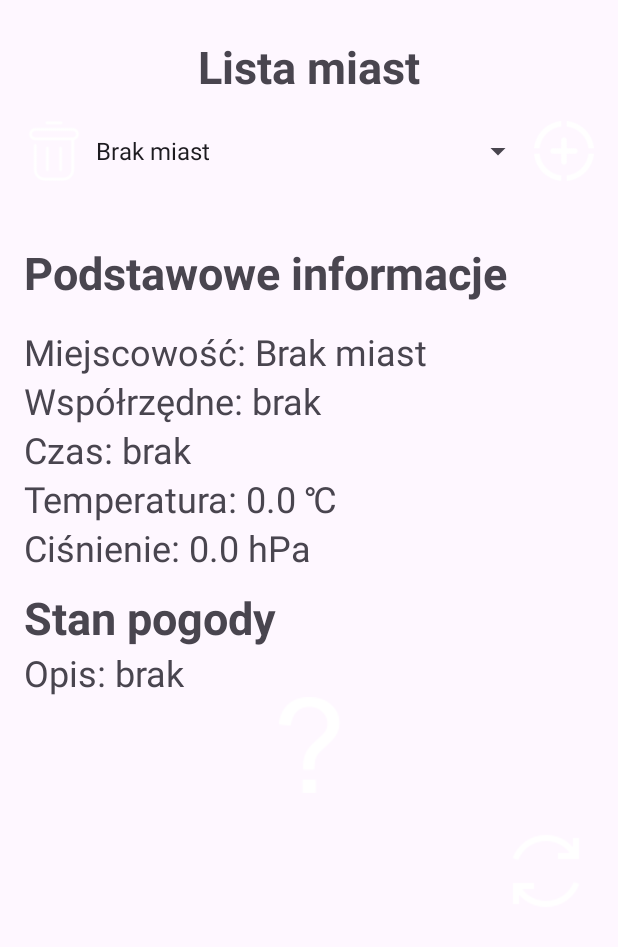
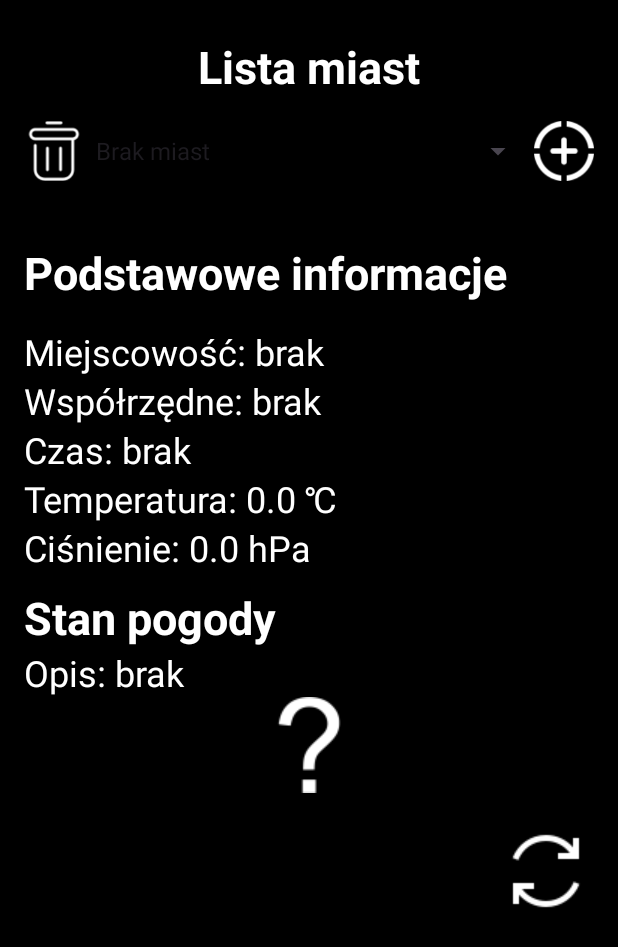
Before and after one commit to MrGrzesiek/weatherAPP, an Android app: the screen it shows after launch (MainActivity), after a tap on an icon or button, on a phone screen of 412 x 824 dp. Shown: the top 947 px of the screen. Run offline under Robolectric (Android 15) with nearby library versions, the phone set to English and light mode, and no system bars.

Commit message:
final commit

```diff
--- a/app/src/main/java/com/example/weather/SimpleDataFragment.java
+++ b/app/src/main/java/com/example/weather/SimpleDataFragment.java
@@ -38,15 +38,13 @@ public class SimpleDataFragment extends Fragment {
         super.onSaveInstanceState(outState);
         // Zapisz dane, które chcesz zachować podczas obracania ekranu
         outState.putBoolean("fieldsVisible", fieldsVisible);
-        outState.putStringArrayList("formDataList", new ArrayList<>(formDataList));
     }
     public void onActivityCreated(Bundle savedInstanceState) {
         super.onActivityCreated(savedInstanceState);
         // Przywróć zapisane dane po obróceniu ekranu
         if (savedInstanceState != null) {
             fieldsVisible = savedInstanceState.getBoolean("fieldsVisible", false);
-            formDataList = savedInstanceState.getStringArrayList("formDataList");
-
+            formDataList = readCityListFromJson();
             // Aktualizuj UI w zależności od przywróconych danych
             updateInputFieldsVisibility();
             setupCitySpinner(extractCityNames(formDataList));
@@ -68,9 +66,6 @@ public class SimpleDataFragment extends Fragment {
     private boolean fieldsVisible = false;
     private List<String> formDataList = new ArrayList<>();
 
-    static double windSpeedto2,windDegto2;
-    static int visibilityto2,humidityto2;
-    boolean isNetworkAvailable=true;
     static boolean refreshFlag = false;
 
 
@@ -101,7 +96,7 @@ public class SimpleDataFragment extends Fragment {
         List<String> savedCityList = readCityListFromJson();
         formDataList.addAll(savedCityList);
         setupCitySpinner(extractCityNames(formDataList));
-        isNetworkAvailable=NetworkUtils.isNetworkAvailable(getContext());
+        changeNetworkHeader(WeatherApiTask.isNetworkAvailable);
 
 
         showFieldsButton.setOnClickListener(new View.OnClickListener() {
@@ -156,7 +151,9 @@ public class SimpleDataFragment extends Fragment {
             @Override
             public void onClick(View v) {
                 removeSelectedCity();
+                saveCityListToJson();
             }
+
         });
         fetchDataButton.setOnClickListener(new View.OnClickListener() {
 
@@ -296,8 +293,8 @@ public class SimpleDataFragment extends Fragment {
         // Wywołaj pobieranie danych o pogodzie dla wybranego miasta
         new WeatherApiTask(getContext(), new WeatherApiTask.WeatherListener() {
             @Override
-            public void onWeatherUpdate(double temperature, double pressure, int humidity, String iconCode, double windSpeed, double windDeg, int visibility, String formattedDate, String formattedCoords, String weatherDesc) {
-                updateCityNameTextView(cityName);
+            public void onWeatherUpdate(String city,double temperature, double pressure, int humidity, String iconCode, double windSpeed, double windDeg, int visibility, String formattedDate, String formattedCoords, String weatherDesc) {
+                cityNameTextView.setText("Miejscowość: " + city);
                 coordinatesTextView.setText("Współrzędne: " + formattedCoords);
                 timeTextView.setText("Czas: " + formattedDate);
                 temperatureTextView.setText("Temperatura: " + temperature +" \u2103"); //\u2109
@@ -307,9 +304,9 @@ public class SimpleDataFragment extends Fragment {
                 SM.sendData(windSpeed, windDeg, visibility, humidity);
             }
         }, "metric").execute(cityName);
-        isNetworkAvailable = WeatherApiTask.isNetworkAvailable;
-        boolean isUsingFileData = WeatherApiTask.isUsingFileData;
-        Log.d("WeatherApiTask", "NETWORKSTATE: " + isNetworkAvailable);
+        changeNetworkHeader(WeatherApiTask.isNetworkAvailable);
+    }
+    private void changeNetworkHeader(boolean isNetworkAvailable) {
         if (isNetworkAvailable) {
             header4TextView.setVisibility(View.GONE);
         } else {
@@ -365,11 +362,6 @@ public class SimpleDataFragment extends Fragment {
             for (int i = 0; i < cityArray.length(); i++) {
                 JSONObject cityObject = cityArray.getJSONObject(i);
                 String cityName = cityObject.getString("cityName");
-                // Odczytaj inne dane miasta, jeśli są dostępne
-                // double temperature = cityObject.getDouble("temperature");
-                // double pressure = cityObject.getDouble("pressure");
-                // String coordinates = cityObject.getString("coordinates");
-                // ...
 
                 cityList.add(cityName);
             }
@@ -385,7 +377,7 @@ public class SimpleDataFragment extends Fragment {
         for (String city : extractCityNames(formDataList)) {
             new WeatherApiTask(getContext(), new WeatherApiTask.WeatherListener() {
                 @Override
-                public void onWeatherUpdate(double temperature, double pressure, int humidity, String iconCode, double windSpeed, double windDeg, int visibility, String formattedDate, String formattedCoords, String weatherDesc) {
+                public void onWeatherUpdate(String city,double temperature, double pressure, int humidity, String iconCode, double windSpeed, double windDeg, int visibility, String formattedDate, String formattedCoords, String weatherDesc) {
                     String selectedCity = citySpinner.getSelectedItem().toString();
                     loadWeatherDataForCity(selectedCity);
                 }
--- a/app/src/main/java/com/example/weather/WeatherApiTask.java
+++ b/app/src/main/java/com/example/weather/WeatherApiTask.java
@@ -109,6 +109,7 @@ public class WeatherApiTask extends AsyncTask<String, Void, String> {
             try {
                 JSONObject jsonObject = new JSONObject(result);
 
+                String city = jsonObject.getString("name");
                 // Wyciągnij dane z podklucza "dt"
                 long dt = jsonObject.getLong("dt");
                 // Wyciągnij dane z podklucza "timezone"
@@ -145,20 +146,20 @@ public class WeatherApiTask extends AsyncTask<String, Void, String> {
                 String weatherDesc = weatherObject.getString("description");
 
                 // Przekazanie danych do słuchacza
-                weatherListener.onWeatherUpdate(temperature, pressure, humidity, iconCode, windSpeed,windDeg, visibility, formattedDate, formattedCoords,weatherDesc);
+                weatherListener.onWeatherUpdate(city,temperature, pressure, humidity, iconCode, windSpeed,windDeg, visibility, formattedDate, formattedCoords,weatherDesc);
 
             } catch (JSONException e) {
                 Log.e("WeatherApiTask", "Error parsing JSON response", e);
             }
         } else {
             Log.e("WeatherApiTask", "Empty or null response");
-            weatherListener.onWeatherUpdate(0, 0, 0, "0", 0,0, 0, "brak", "brak","brak");
+            weatherListener.onWeatherUpdate("brak",0, 0, 0, "0", 0,0, 0, "brak", "brak","brak");
         }
     }
 
     // Interfejs do przekazywania danych o pogodzie do klasy wywołującej
     public interface WeatherListener {
-        void onWeatherUpdate(double temperature, double pressure, int humidity, String iconCode, double windSpeed,double windDeg, int visibility, String formattedDate, String formattedCoords,String weatherDesc);
+        void onWeatherUpdate(String city, double temperature, double pressure, int humidity, String iconCode, double windSpeed,double windDeg, int visibility, String formattedDate, String formattedCoords,String weatherDesc);
 
     }
 
@@ -199,14 +200,6 @@ public class WeatherApiTask extends AsyncTask<String, Void, String> {
         String lonDirection = (longitude >= 0) ? "E" : "W";
 
         return String.format(Locale.getDefault(), "%.2f°%s, %.2f°%s", Math.abs(latitude), latDirection, Math.abs(longitude), lonDirection);
-    }
-    public boolean isNetworkAvailable() {
-        ConnectivityManager connectivityManager = (ConnectivityManager) context.getSystemService(Context.CONNECTIVITY_SERVICE);
-        if (connectivityManager != null) {
-            NetworkInfo activeNetworkInfo = connectivityManager.getActiveNetworkInfo();
-            return activeNetworkInfo != null && activeNetworkInfo.isConnected();
-        }
-        return false;
     }
 
     // Dodaj nową metodę do wczytywania danych z pliku
--- a/app/src/main/res/layout/moredatafragment_layout.xml
+++ b/app/src/main/res/layout/moredatafragment_layout.xml
@@ -5,7 +5,9 @@
     android:orientation="vertical"
     android:gravity="top|start"
     android:padding="16dp"
-    android:id="@+id/moredata">
+    android:id="@+id/moredata"
+    android:background="@color/black"
+    android:textColor="@color/white">
 
     <!-- Nagłówek -->
     <TextView
@@ -17,7 +19,8 @@
         android:textStyle="bold"
         android:layout_marginTop="8dp"
         android:layout_marginBottom="16dp"
-        android:gravity="center_vertical" />
+        android:gravity="center_vertical"
+        android:textColor="@color/white"/>
 
     <!-- Dodaj pola dla informacji o pogodzie -->
     <TextView
@@ -25,27 +28,31 @@
         android:layout_width="wrap_content"
         android:layout_height="wrap_content"
         android:text="Siła wiatru: "
-        android:textSize="24sp"/>
+        android:textSize="24sp"
+        android:textColor="@color/white"/>
 
     <TextView
         android:id="@+id/windDirection"
         android:layout_width="wrap_content"
         android:layout_height="wrap_content"
         android:text="Kierunek wiatru: "
-        android:textSize="24sp"/>
+        android:textSize="24sp"
+        android:textColor="@color/white"/>
 
     <TextView
         android:id="@+id/humidity"
         android:layout_width="wrap_content"
         android:layout_height="wrap_content"
         android:text="Wilgotność: "
-        android:textSize="24sp"/>
+        android:textSize="24sp"
+        android:textColor="@color/white"/>
 
     <TextView
         android:id="@+id/visibility"
         android:layout_width="wrap_content"
         android:layout_height="wrap_content"
         android:text="Widoczność: "
-        android:textSize="24sp"/>
+        android:textSize="24sp"
+        android:textColor="@color/white"/>
 
 </LinearLayout>
--- a/app/src/main/res/layout/simpledatafragment_layout.xml
+++ b/app/src/main/res/layout/simpledatafragment_layout.xml
@@ -1,40 +1,48 @@
 <!-- res/layout/fragment1_layout.xml -->
 <ScrollView xmlns:android="http://schemas.android.com/apk/res/android"
     android:layout_width="match_parent"
-    android:layout_height="match_parent">
+    android:layout_height="match_parent"
+    android:background="@color/black"
+    android:textColor="@color/white">
 
     <LinearLayout xmlns:android="http://schemas.android.com/apk/res/android"
         android:layout_width="match_parent"
         android:layout_height="match_parent"
+        android:gravity="top|start"
         android:orientation="vertical"
-        android:gravity="top|start"
-        android:padding="16dp">
+        android:padding="16dp"
+        android:textColor="@color/white">
+
         <TextView
             android:id="@+id/header4"
             android:layout_width="wrap_content"
             android:layout_height="wrap_content"
+            android:layout_gravity="center"
             android:text="Lista miast"
+            android:textColor="#FF0000"
             android:textSize="24sp"
             android:textStyle="bold"
-            android:layout_gravity="center"
-            android:visibility="gone"
-            android:textColor="#FF0000"/>
+            android:visibility="gone" />
+
         <TextView
             android:id="@+id/header3"
             android:layout_width="wrap_content"
             android:layout_height="wrap_content"
-            android:text="Lista miast"
+            android:layout_gravity="center"
             android:layout_marginTop="8dp"
             android:layout_marginBottom="16dp"
+            android:text="Lista miast"
             android:textSize="30sp"
             android:textStyle="bold"
-            android:layout_gravity="center"/>
+            android:textColor="@color/white"
+            />
+
         <LinearLayout
             android:layout_width="match_parent"
             android:layout_height="wrap_content"
             android:orientation="horizontal">
 
-        <!-- Lista miast -->
+            <!-- Lista miast -->
             <ImageView
                 android:id="@+id/removeCityButton"
                 android:layout_width="40sp"
@@ -46,9 +54,10 @@
                 android:layout_width="0dp"
                 android:layout_height="match_parent"
                 android:layout_weight="1"
-                android:textSize="30sp"/>
+                android:textSize="30sp"
+                android:textColor="@color/white"/>
 
-        <!-- Przycisk do pokazywania pól -->
+            <!-- Przycisk do pokazywania pól -->
             <ImageView
                 android:id="@+id/showFieldsButton"
                 android:layout_width="40sp"
@@ -56,7 +65,7 @@
                 android:src="@drawable/add" />
         </LinearLayout>
 
-    <!-- Pola dla wprowadzania danych (domyślnie ukryte) -->
+        <!-- Pola dla wprowadzania danych (domyślnie ukryte) -->
         <LinearLayout
             android:id="@+id/inputFieldsLayout"
             android:layout_width="match_parent"
@@ -69,98 +78,111 @@
                 android:layout_width="match_parent"
                 android:layout_height="wrap_content"
                 android:hint="Nazwa miejscowości"
-                android:inputType="text" />
+                android:inputType="text"
+                android:textColor="@color/white"/>
 
             <Button
                 android:id="@+id/addButton"
                 android:layout_width="wrap_content"
                 android:layout_height="wrap_content"
-                android:text="Dodaj" />
+                android:text="Dodaj"
+                android:textColor="@color/black"/>
 
         </LinearLayout>
+
         <TextView
             android:id="@+id/internetstatus"
             android:layout_width="wrap_content"
             android:layout_height="wrap_content"
             android:text=""
-            android:textSize="24sp" />
+            android:textSize="24sp"
+            android:textColor="@color/white"/>
 
-    <!-- Nagłówek -->
+        <!-- Nagłówek -->
         <TextView
             android:id="@+id/header"
             android:layout_width="wrap_content"
             android:layout_height="wrap_content"
-            android:text="Podstawowe informacje"
             android:layout_marginTop="8dp"
             android:layout_marginBottom="16dp"
+            android:text="Podstawowe informacje"
             android:textSize="30sp"
-            android:textStyle="bold"/>
+            android:textStyle="bold"
+            android:textColor="@color/white"/>
 
-    <!-- Dodaj pola dla informacji pogodowych -->
+        <!-- Dodaj pola dla informacji pogodowych -->
         <TextView
             android:id="@+id/cityName"
             android:layout_width="wrap_content"
             android:layout_height="wrap_content"
             android:text="Miejscowość: "
-            android:textSize="24sp"/>
+            android:textSize="24sp"
+            android:textColor="@color/white"/>
 
         <TextView
             android:id="@+id/coordinates"
             android:layout_width="wrap_content"
             android:layout_height="wrap_content"
             android:text="Współrzędne: "
-            android:textSize="24sp" />
+            android:textSize="24sp"
+            android:textColor="@color/white"/>
 
         <TextView
             android:id="@+id/time"
             android:layout_width="wrap_content"
             android:layout_height="wrap_content"
             android:text="Czas: "
-            android:textSize="24sp" />
+            android:textSize="24sp"
+            android:textColor="@color/white"/>
 
         <TextView
             android:id="@+id/temperature"
             android:layout_width="wrap_content"
             android:layout_height="wrap_content"
             android:text="Temperatura: "
-            android:textSize="24sp" />
+            android:textSize="24sp"
+            android:textColor="@color/white"/>
 
         <TextView
             android:id="@+id/pressure"
             android:layout_width="wrap_content"
             android:layout_height="wrap_content"
             android:text="Ciśnienie: "
-            android:textSize="24sp"/>
+            android:textSize="24sp"
+            android:textColor="@color/white"/>
 
         <TextView
             android:id="@+id/header2"
             android:layout_width="wrap_content"
             android:layout_height="wrap_content"
+            android:layout_marginTop="10dp"
             android:text="Stan pogody"
             android:textSize="30sp"
-            android:layout_marginTop="10dp"
-            android:textStyle="bold"/>
+            android:textStyle="bold"
+            android:textColor="@color/white"/>
 
         <TextView
             android:id="@+id/description"
             android:layout_width="wrap_content"
             android:layout_height="wrap_content"
             android:text="Opis: "
-            android:textSize="24sp" />
+            android:textSize="24sp"
+            android:textColor="@color/white"/>
 
         <ImageView
             android:id="@+id/weatherIcon"
             android:layout_width="wrap_content"
             android:layout_height="wrap_content"
-            android:src="@drawable/question"
-            android:layout_gravity="center" />
+            android:layout_gravity="center"
+            android:src="@drawable/question" />
+
         <ImageView
             android:id="@+id/fetchDataButton"
             android:layout_width="64sp"
             android:layout_height="64sp"
-            android:src="@drawable/refresh"
+            android:layout_gravity="bottom|end"
             android:layout_marginTop="20dp"
-            android:layout_gravity="bottom|end" /><!-- Tutaj ustaw ikonę warunków pogodowych -->
+            android:src="@drawable/refresh" /><!-- Tutaj ustaw ikonę warunków pogodowych -->
     </LinearLayout>
 
 </ScrollView>
```
